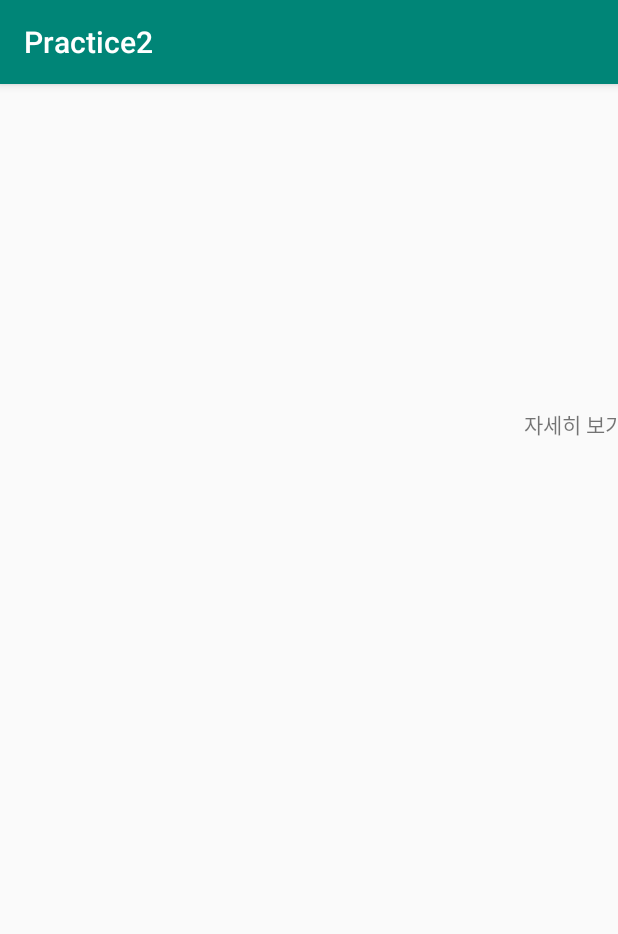
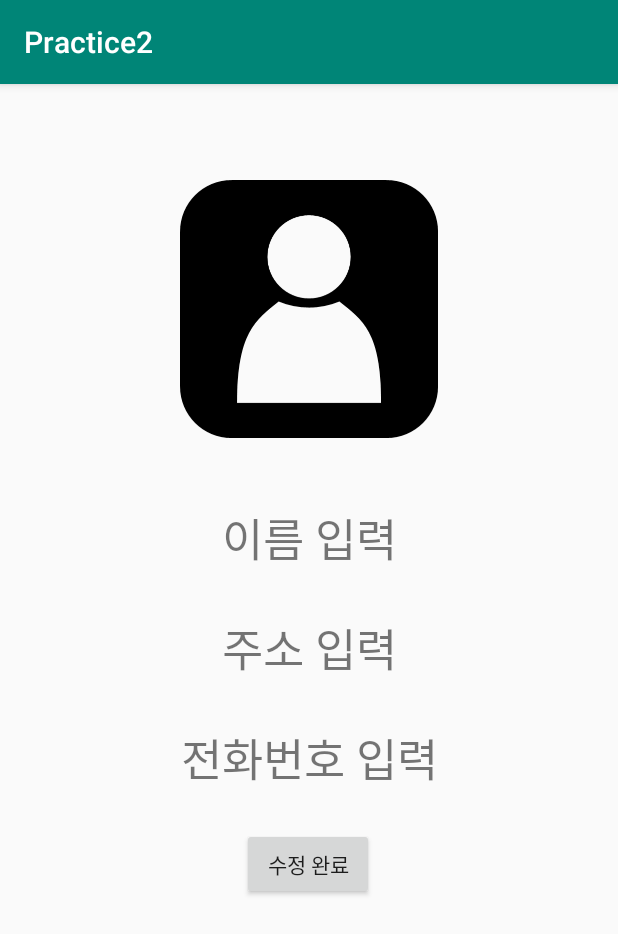
Before and after one commit to sallykorea/MyAndroid, an Android app: the DetailActivity screen opened directly, with no data from a screen before it, on a phone screen of 412 x 824 dp. Shown: the top 934 px of the screen. Run offline under Robolectric (Android 15) with nearby library versions, the phone set to English and light mode, and no system bars; 4 statements that could not run were skipped.

Commit message:
Practice2 step04customlist 예제 연습 완료

```diff
--- a/practice2/src/main/java/com/example/practice2/DetailActivity.java
+++ b/practice2/src/main/java/com/example/practice2/DetailActivity.java
@@ -2,13 +2,40 @@ package com.example.practice2;
 
 import androidx.appcompat.app.AppCompatActivity;
 
+import android.content.Intent;
 import android.os.Bundle;
+import android.view.View;
+import android.widget.Button;
+import android.widget.ImageView;
+import android.widget.TextView;
 
-public class DetailActivity extends AppCompatActivity {
+import java.io.Serializable;
+
+public class DetailActivity extends AppCompatActivity implements View.OnClickListener {
 
     @Override
     protected void onCreate(Bundle savedInstanceState) {
         super.onCreate(savedInstanceState);
         setContentView(R.layout.activity_detail);
+
+        InfoDto dto=(InfoDto)getIntent().getSerializableExtra("dto");
+
+        ImageView imageView=findViewById(R.id.imageView);
+        TextView nameTextView=findViewById(R.id.nameTextView);
+        TextView addrTextView=findViewById(R.id.addrTextView);
+        TextView digitTextView=findViewById(R.id.digitTextView);
+        Button confirmBtn=findViewById(R.id.confirmBtn);
+
+        imageView.setImageResource(dto.getResId());
+        nameTextView.setText(dto.getName());
+        addrTextView.setText(dto.getAddr());
+        digitTextView.setText(dto.getDigit());
+
+        confirmBtn.setOnClickListener(this);
+    }
+
+    @Override
+    public void onClick(View v) {
+        finish();
     }
 }
--- a/practice2/src/main/res/layout/activity_detail.xml
+++ b/practice2/src/main/res/layout/activity_detail.xml
@@ -6,14 +6,60 @@
     android:layout_height="match_parent"
     tools:context=".DetailActivity">
 
+    <ImageView
+        android:id="@+id/imageView"
+        android:layout_width="181dp"
+        android:layout_height="172dp"
+        android:layout_marginTop="64dp"
+        app:layout_constraintEnd_toEndOf="parent"
+        app:layout_constraintStart_toStartOf="parent"
+        app:layout_constraintTop_toTopOf="parent"
+        app:srcCompat="@drawable/profile" />
+
     <TextView
-        android:id="@+id/textView"
+        android:id="@+id/nameTextView"
         android:layout_width="wrap_content"
         android:layout_height="wrap_content"
-        android:layout_marginStart="349dp"
-        android:layout_marginLeft="349dp"
-        android:layout_marginTop="216dp"
-        android:text="자세히 보기"
+        android:layout_marginTop="44dp"
+        android:text="이름 입력"
+        android:textSize="30sp"
+        app:layout_constraintEnd_toEndOf="parent"
+        app:layout_constraintHorizontal_bias="0.501"
         app:layout_constraintStart_toStartOf="parent"
-        app:layout_constraintTop_toTopOf="parent" />
+        app:layout_constraintTop_toBottomOf="@+id/imageView" />
+
+    <TextView
+        android:id="@+id/addrTextView"
+        android:layout_width="wrap_content"
+        android:layout_height="wrap_content"
+        android:layout_marginTop="28dp"
+        android:text="주소 입력"
+        android:textSize="30sp"
+        app:layout_constraintEnd_toEndOf="parent"
+        app:layout_constraintHorizontal_bias="0.501"
+        app:layout_constraintStart_toStartOf="parent"
+        app:layout_constraintTop_toBottomOf="@+id/nameTextView" />
+
+    <TextView
+        android:id="@+id/digitTextView"
+        android:layout_width="wrap_content"
+        android:layout_height="wrap_content"
+        android:layout_marginTop="28dp"
+        android:text="전화번호 입력"
+        android:textSize="30sp"
+        app:layout_constraintEnd_toEndOf="parent"
+        app:layout_constraintStart_toStartOf="parent"
+        app:layout_constraintTop_toBottomOf="@+id/addrTextView" />
+
+    <Button
+        android:id="@+id/confirmBtn"
+        android:layout_width="wrap_content"
+        android:layout_height="wrap_content"
+        android:layout_marginTop="24dp"
+        android:text="수정 완료"
+        app:layout_constraintEnd_toEndOf="parent"
+        app:layout_constraintHorizontal_bias="0.498"
+        app:layout_constraintStart_toStartOf="parent"
+        app:layout_constraintTop_toBottomOf="@+id/digitTextView" />
+
 </androidx.constraintlayout.widget.ConstraintLayout>
```
